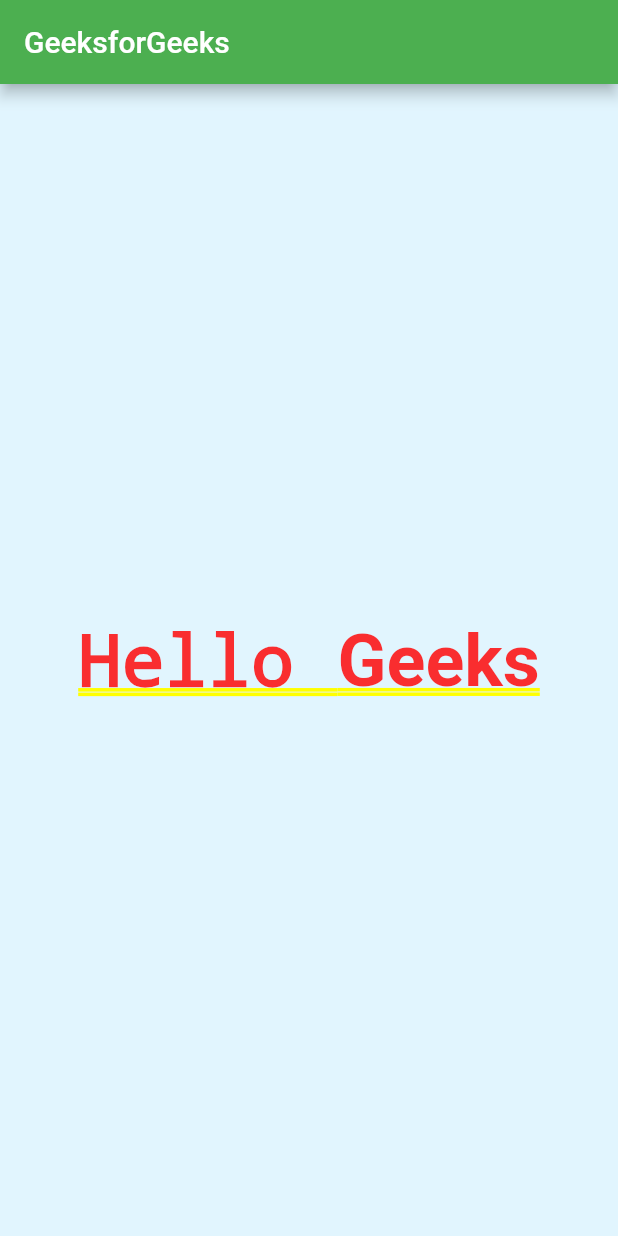
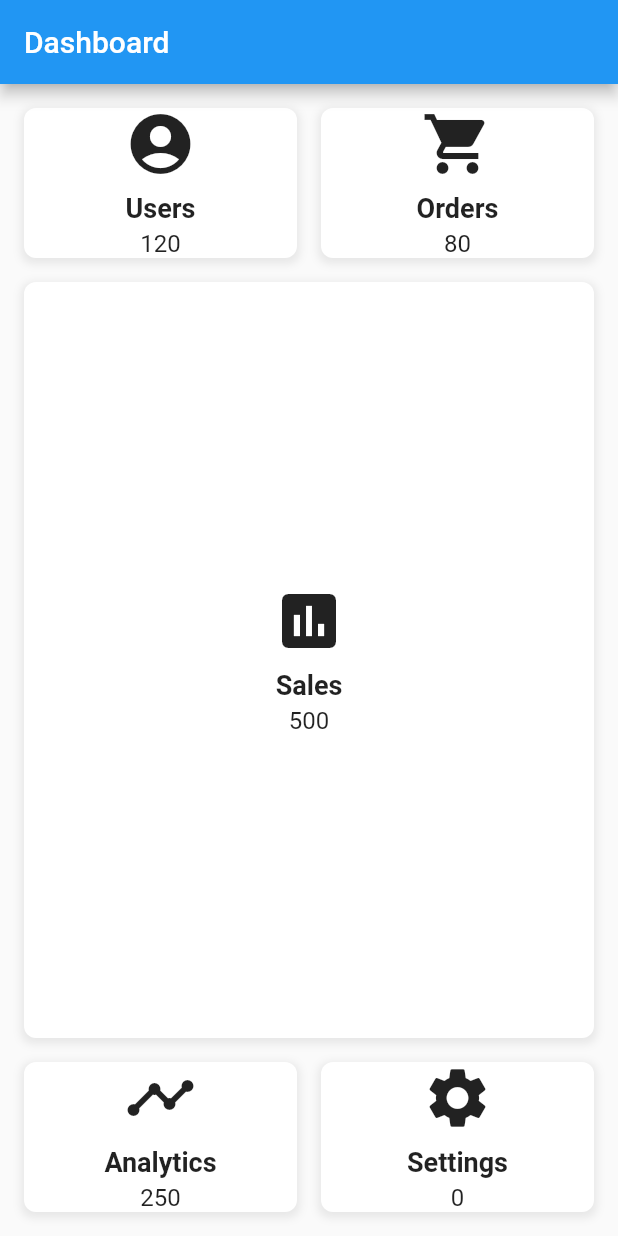
Before and after one commit to Rakibul66/Flutter-Widget-Practise-2023, a Flutter app: the screen it shows after launch, on a phone screen of 412 x 824 dp. Run offline on Flutter 3.47's test engine with Material 2 defaults, Android fonts, the phone set to English and light mode, and no system bars.

Commit message:
container advance
dasboard screen

```diff
--- a/lib/main.dart
+++ b/lib/main.dart
@@ -1,84 +1,137 @@
 import 'package:flutter/material.dart';
 
 void main() {
-  runApp(const MyApp());
+  runApp(DashboardApp());
 }
 
-class MyApp extends StatelessWidget {
-  const MyApp({Key? key}) : super(key: key);
-
-// This widget is
-//the root of your application.
+class DashboardApp extends StatelessWidget {
   @override
   Widget build(BuildContext context) {
     return MaterialApp(
-      title: 'ClipOval',
+      title: 'Dashboard App',
       theme: ThemeData(
         primarySwatch: Colors.blue,
+        visualDensity: VisualDensity.adaptivePlatformDensity,
       ),
-      home: const MyHomePAGE(),
-      debugShowCheckedModeBanner: false,
+      home: DashboardScreen(),
     );
   }
 }
 
-class MyHomePAGE extends StatefulWidget {
-  const MyHomePAGE({Key? key}) : super(key: key);
-
-  @override
-// ignore: library_private_types_in_public_api
-  _MyHomePAGEState createState() => _MyHomePAGEState();
-}
-
-class _MyHomePAGEState extends State<MyHomePAGE> {
+class DashboardScreen extends StatelessWidget {
   @override
   Widget build(BuildContext context) {
     return Scaffold(
       appBar: AppBar(
-        title: const Text('GeeksforGeeks'),
-        backgroundColor: Colors.green,
+        title: Text('Dashboard'),
       ),
-      body: Center(
-          child: RichText(
-            // Controls visual overflow
-            overflow: TextOverflow.clip,
-
-            // Controls how the text should be aligned horizontally
-            textAlign: TextAlign.end,
-
-            // Control the text direction
-            textDirection: TextDirection.rtl,
-
-            // Whether the text should break at soft line breaks
-            softWrap: true,
-
-            // Maximum number of lines for the text to span
-            maxLines: 1,
-
-            // The number of font pixels for each logical pixel
-            textScaleFactor: 1,
-            text: TextSpan(
-              text: 'Hello ',
-              style: DefaultTextStyle.of(context).style,
-              children: const <TextSpan>[
-                TextSpan(
-                    text: 'Geeks', style: TextStyle(fontWeight: FontWeight.bold)),
+      body: Container(
+        padding: EdgeInsets.all(16.0),
+        child: Column(
+          crossAxisAlignment: CrossAxisAlignment.stretch,
+          children: [
+            // First row with two items
+            Row(
+              children: [
+                Expanded(
+                  child: DashboardItem(
+                    icon: Icons.account_circle,
+                    title: 'Users',
+                    count: 120,
+                  ),
+                ),
+                SizedBox(width: 16.0),
+                Expanded(
+                  child: DashboardItem(
+                    icon: Icons.shopping_cart,
+                    title: 'Orders',
+                    count: 80,
+                  ),
+                ),
               ],
             ),
-          )),
-      backgroundColor: Colors.lightBlue[50],
+            SizedBox(height: 16.0),
+            // Second row with one item
+            Expanded(
+              child: DashboardItem(
+                icon: Icons.insert_chart,
+                title: 'Sales',
+                count: 500,
+              ),
+            ),
+            SizedBox(height: 16.0),
+            // Third row with two items
+            Row(
+              children: [
+                Expanded(
+                  child: DashboardItem(
+                    icon: Icons.timeline,
+                    title: 'Analytics',
+                    count: 250,
+                  ),
+                ),
+                SizedBox(width: 16.0),
+                Expanded(
+                  child: DashboardItem(
+                    icon: Icons.settings,
+                    title: 'Settings',
+                    count: 0,
+                  ),
+                ),
+              ],
+            ),
+          ],
+        ),
+      ),
     );
   }
 }
 
-class MyClip extends CustomClipper<Rect> {
-  @override
-  Rect getClip(Size size) {
-    return const Rect.fromLTWH(0, 0, 100, 100);
-  }
+class DashboardItem extends StatelessWidget {
+  final IconData icon;
+  final String title;
+  final int count;
+
+  DashboardItem({
+    required this.icon,
+    required this.title,
+    required this.count,
+  });
 
   @override
-  bool shouldReclip(oldClipper) {
-    return false;
+  Widget build(BuildContext context) {
+    return Container(
+      decoration: BoxDecoration(
+        color: Colors.white,
+        borderRadius: BorderRadius.circular(8.0),
+        boxShadow: [
+          BoxShadow(
+            color: Colors.grey.withOpacity(0.2),
+            spreadRadius: 2,
+            blurRadius: 4,
+            offset: Offset(0, 2),
+          ),
+        ],
+      ),
+      child: Column(
+        mainAxisAlignment: MainAxisAlignment.center,
+        children: [
+          Icon(icon, size: 48.0),
+          SizedBox(height: 8.0),
+          Text(
+            title,
+            style: TextStyle(
+              fontSize: 18.0,
+              fontWeight: FontWeight.bold,
+            ),
+          ),
+          SizedBox(height: 4.0),
+          Text(
+            count.toString(),
+            style: TextStyle(fontSize: 16.0),
+          ),
+        ],
+      ),
+    );
   }
 }
```
